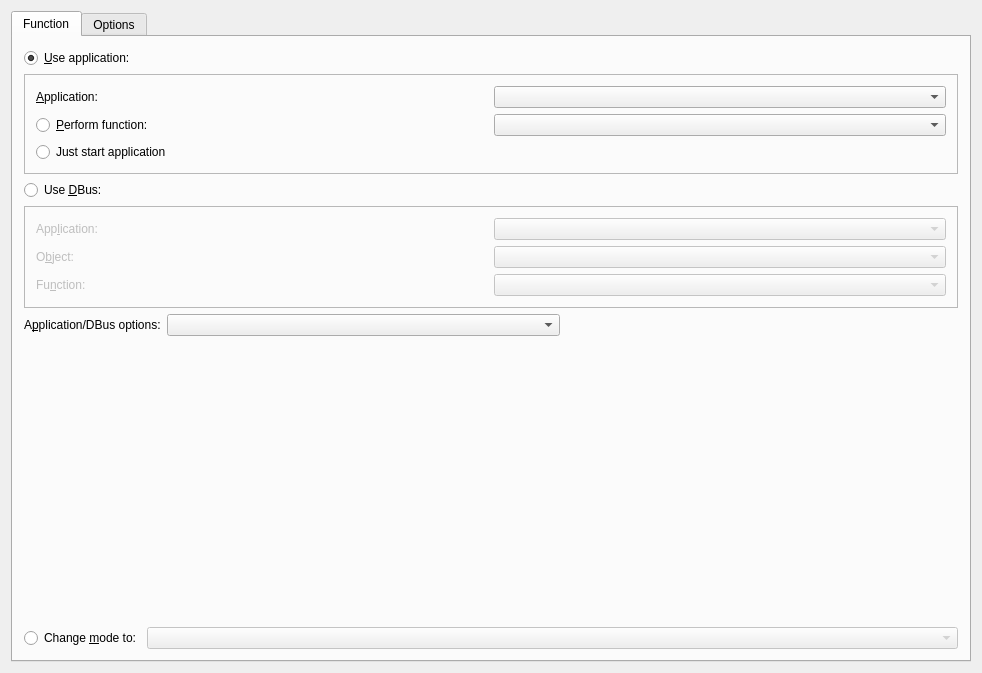
Above: kcmlirc/editactionbase.ui from KDE/kremotecontrol before the change. Below: the same form after it.
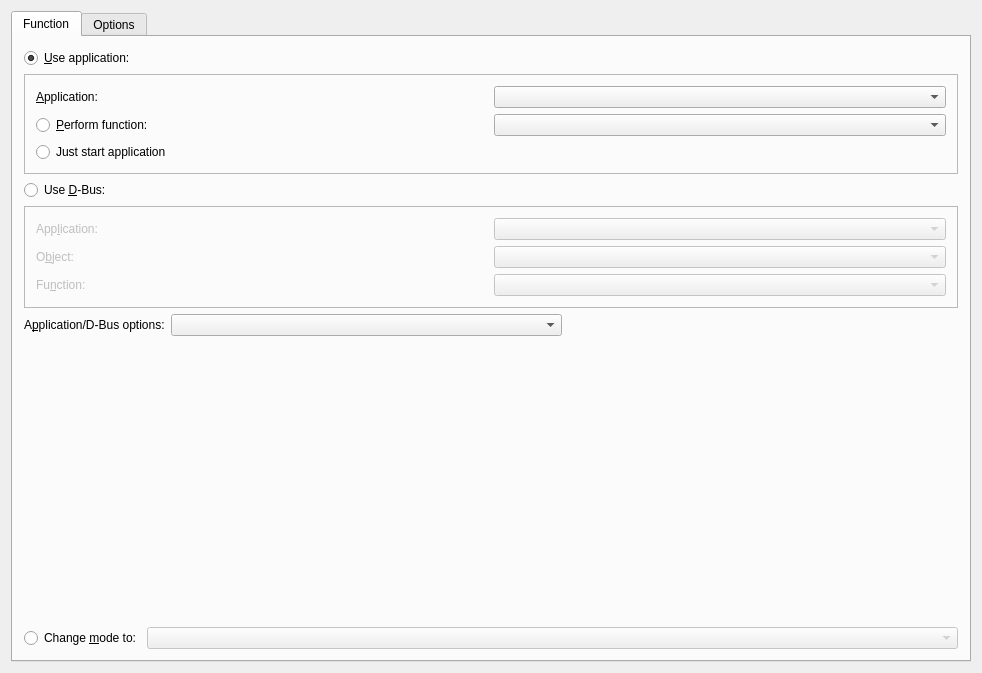
That is the form after the change. Custom widgets are drawn as their Qt base class.

Commit message: fix "D-Bus" spelling

Diff of the .ui file:
```diff
--- a/kcmlirc/editactionbase.ui
+++ b/kcmlirc/editactionbase.ui
@@ -104,7 +104,7 @@
        <item>
         <widget class="QRadioButton" name="theUseDBus" >
          <property name="text" >
-          <string>Use &amp;DBus:</string>
+          <string>Use &amp;D-Bus:</string>
          </property>
         </widget>
        </item>
@@ -200,7 +200,7 @@
          <item row="0" column="0" >
           <widget class="QLabel" name="theAppDbusOptionsLabel" >
            <property name="text" >
-            <string>A&amp;pplication/DBus options:</string>
+            <string>A&amp;pplication/D-Bus options:</string>
            </property>
            <property name="wordWrap" >
             <bool>false</bool>
```
Left out of the diff: 2 changed lines with no effect on the pictures.
